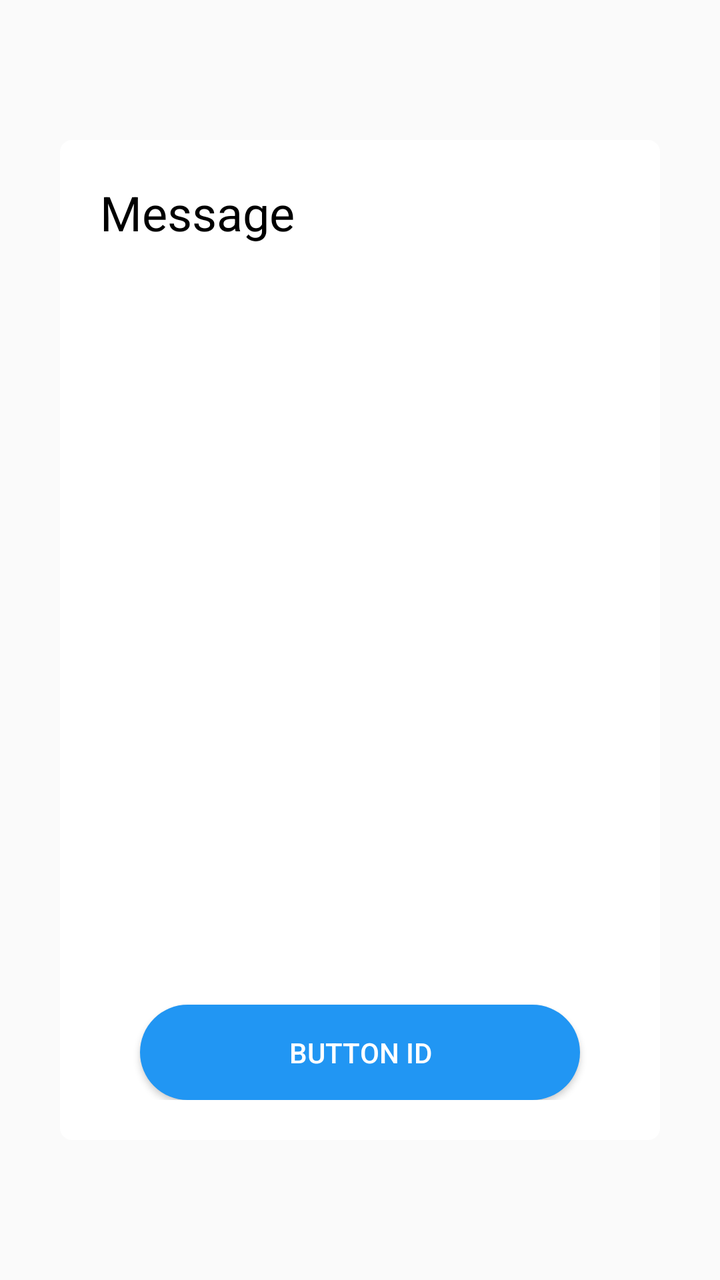
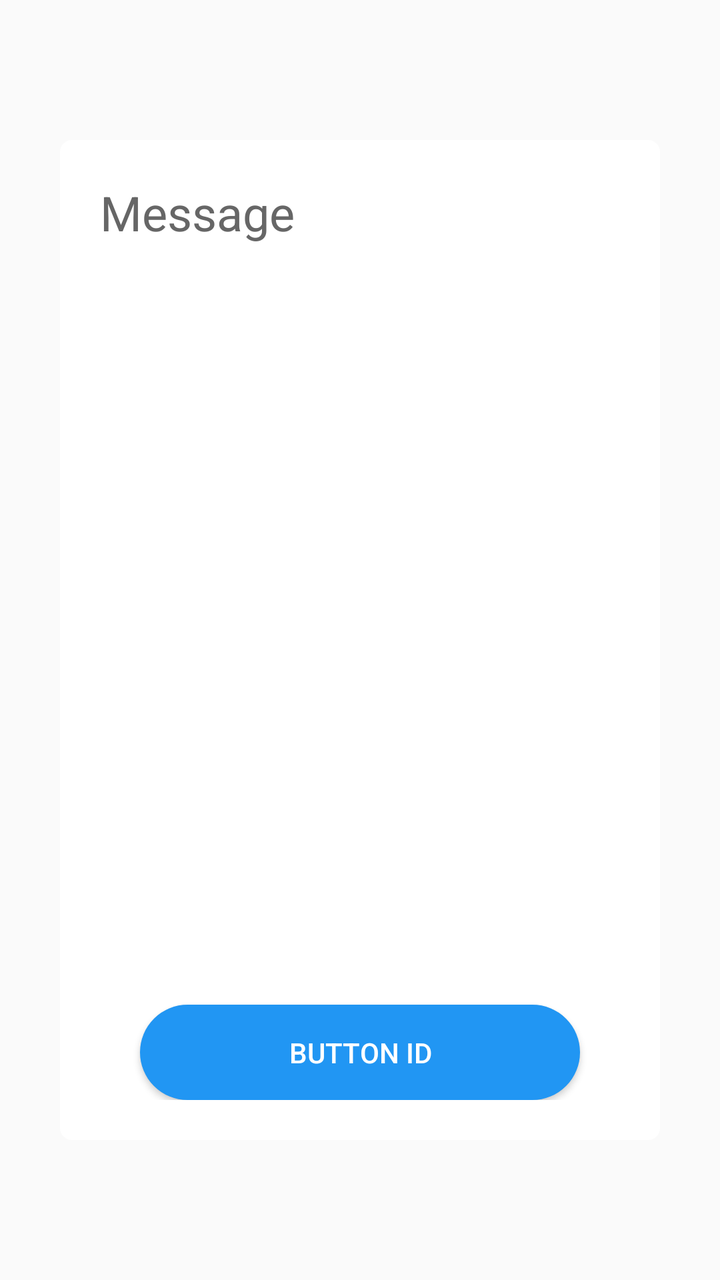

An Android layout rendered at two revisions. The XML below is the earlier revision; the diff shows what the commit changed to produce the second picture.
<!-- AndroidManifest.xml: application theme Theme.RoomEqualizer -->
<!-- res/layout/popup_layout2.xml -->
<?xml version="1.0" encoding="utf-8"?>
<LinearLayout xmlns:android="http://schemas.android.com/apk/res/android"
    xmlns:app="http://schemas.android.com/apk/res-auto"
    android:layout_width="match_parent"
    android:layout_height="match_parent"
    android:gravity="center"
    android:orientation="vertical">

    <LinearLayout
        android:id="@+id/background"
        android:layout_width="300dp"
        android:layout_height="500dp"
        android:background="@drawable/bg_popup_white"
        android:orientation="vertical"
        android:padding="20dp">

        <LinearLayout
            android:layout_width="match_parent"
            android:layout_height="0dp"
            android:layout_weight="7"
            android:orientation="horizontal">

            <TextView
                android:id="@+id/tvMessage"
                android:layout_width="match_parent"
                android:layout_height="wrap_content"
                android:text="Message"
                android:textColor="@color/black"
                android:textSize="24sp" />
        </LinearLayout>

        <LinearLayout
            android:layout_width="match_parent"
            android:layout_height="0dp"
            android:layout_weight="1"
            android:orientation="vertical">

            <android.widget.Button
                android:id="@+id/btnButtonID"
                android:layout_width="match_parent"
                android:layout_height="0dp"
                android:layout_marginLeft="20dp"
                android:layout_marginTop="10dp"
                android:layout_marginRight="20dp"
                android:layout_weight="1"
                android:background="@drawable/bg_button"
                android:text="Button ID"
                android:textColor="@color/btn_text_color" />
        </LinearLayout>

    </LinearLayout>

</LinearLayout>
<!-- resources referenced by this layout -->
<resources>
  <color name="black">#FF000000</color>
  <color name="btn_text_color">#FFFFFFFF</color>
  <!-- drawable bg_button (drawable) -->
  <?xml version="1.0" encoding="utf-8"?>
  <selector xmlns:android="http://schemas.android.com/apk/res/android">
  
      
      <item android:state_pressed="true">
          <shape android:shape="rectangle">
              <solid android:color="#2196F3" /> 
              <corners android:radius="24dp" /> 
          </shape>
      </item>
  
      
      <item>
          <shape android:shape="rectangle">
              <solid android:color="#2196F3" /> 
              <corners android:radius="24dp" /> 
          </shape>
      </item>
  
  </selector>
  <!-- drawable bg_popup_white (drawable) -->
  <?xml version="1.0" encoding="utf-8"?>
  <selector xmlns:android="http://schemas.android.com/apk/res/android">
  
      <item android:state_pressed="true">
          <shape android:shape="rectangle">
              <solid android:color="#FFFFFFFF" /> 
              <corners android:radius="6dp" /> 
          </shape>
      </item>
  
      <item>
          <shape android:shape="rectangle">
              <solid android:color="#FFFFFFFF" /> 
              <corners android:radius="6dp" /> 
          </shape>
      </item>
  
  </selector>
  <style name="Theme.RoomEqualizer" parent="Theme.AppCompat.DayNight.NoActionBar">
          
          <item name="colorPrimary">@color/purple_500</item>
          <item name="colorPrimaryDark">@color/purple_700</item>
          <item name="colorAccent">@color/teal_200</item>
      </style>
  <color name="purple_500">#FF6200EE</color>
  <color name="purple_700">#FF3700B3</color>
  <color name="teal_200">#FF03DAC5</color>
</resources>

<!-- the commit's change to res/layout/popup_layout2.xml (unified diff, before → after) -->
@@ -25,7 +25,7 @@
                 android:layout_width="match_parent"
                 android:layout_height="wrap_content"
                 android:text="Message"
-                android:textColor="@color/black"
+                android:textColor="@color/gray"
                 android:textSize="24sp" />
         </LinearLayout>
 
<!-- resource entries referenced after the edit -->
@@ -1,7 +1,7 @@
 <!-- resources referenced by this layout -->
 <resources>
-  <color name="black">#FF000000</color>
   <color name="btn_text_color">#FFFFFFFF</color>
+  <color name="gray">#FF666666</color>
   <!-- drawable bg_button (drawable) -->
   <?xml version="1.0" encoding="utf-8"?>
   <selector xmlns:android="http://schemas.android.com/apk/res/android">
